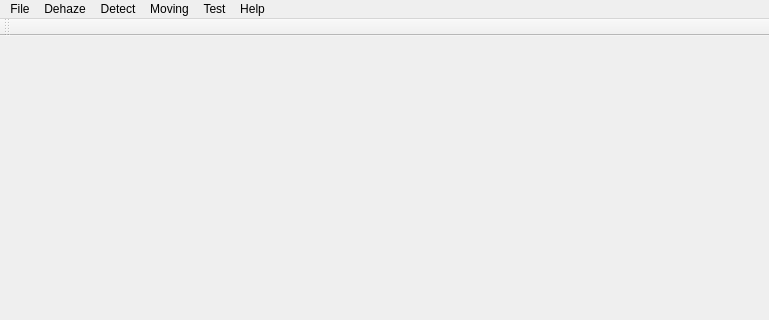
Above: ImageProcess/mainwindow.ui from naihaishy/DIP-Applications before the change; both pictures show x 0 to 769 and y 0 to 320 of the 769 by 516 pixel window. Below: the same form after it.
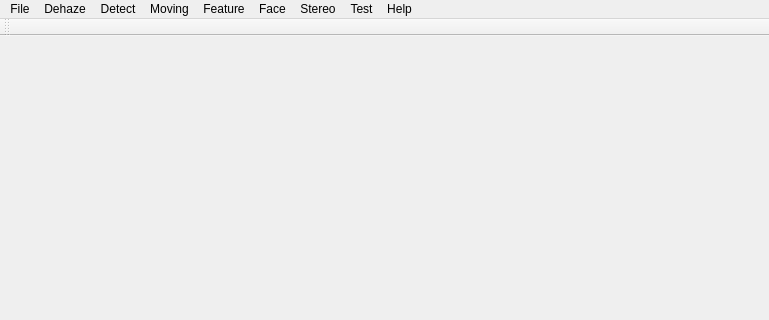
That is the form after the change. Icons and pictures are not drawn.

Diff of the .ui file:
```diff
--- a/ImageProcess/mainwindow.ui
+++ b/ImageProcess/mainwindow.ui
@@ -30,7 +30,7 @@
      <x>0</x>
      <y>0</y>
      <width>769</width>
-     <height>26</height>
+     <height>23</height>
     </rect>
    </property>
    <widget class="QMenu" name="menuOpen_O">
@@ -87,10 +87,34 @@
     <addaction name="actionMeanShift"/>
     <addaction name="actionCamShift"/>
    </widget>
+   <widget class="QMenu" name="menuFeature">
+    <property name="title">
+     <string>Feature</string>
+    </property>
+    <addaction name="actionSIFT"/>
+    <addaction name="separator"/>
+    <addaction name="actionHarris_Corner"/>
+   </widget>
+   <widget class="QMenu" name="menuFace">
+    <property name="title">
+     <string>Face</string>
+    </property>
+    <addaction name="actionLBP"/>
+    <addaction name="actionCustomLBP"/>
+   </widget>
+   <widget class="QMenu" name="menuStereo">
+    <property name="title">
+     <string>Stereo</string>
+    </property>
+    <addaction name="actionMatching"/>
+   </widget>
    <addaction name="menuOpen_O"/>
    <addaction name="menuDehaze"/>
    <addaction name="menuDetect"/>
    <addaction name="menuMoving"/>
+   <addaction name="menuFeature"/>
+   <addaction name="menuFace"/>
+   <addaction name="menuStereo"/>
    <addaction name="menuTest"/>
    <addaction name="menuHelp"/>
   </widget>
```
Left out of the diff: 25 changed lines with no effect on the pictures.
